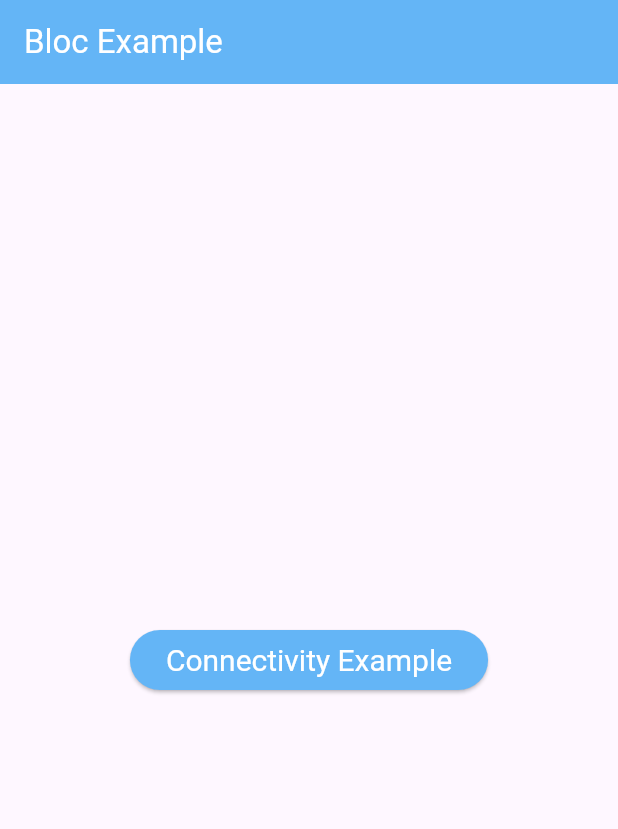
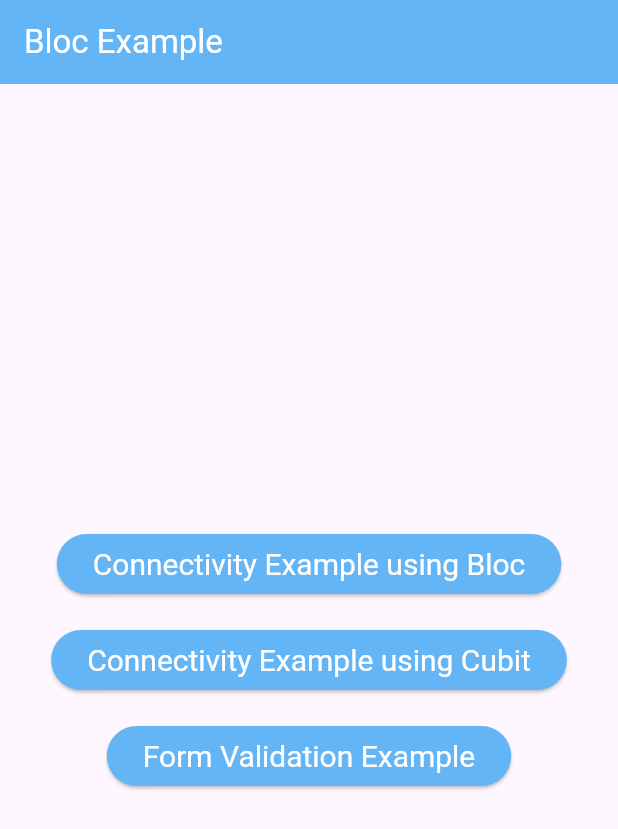
Before and after one commit to vidishaluhar/bloc_example, a Flutter app: the screen it shows after launch, on a phone screen of 412 x 824 dp. Shown: the top 829 px of the screen. Run offline on Flutter 3.47's test engine with Material 2 defaults, Android fonts, the phone set to English and light mode, and no system bars; our stand-ins replace connectivity_plus, flutter_bloc.

Commit message:
Completed : Connectivity Example using Bloc and Cubit in_progress : Form validation using Bloc

```diff
--- a/lib/Connectivity Example/bloc/internet_state.dart
+++ /dev/null
@@ -1,4 +0,0 @@
-abstract class InternetState {}
-class InternetInitialState extends InternetState {}
-class InternetLostState extends InternetState {}
-class InternetGainedState extends InternetState {}
--- a/lib/Connectivity Example/bloc/internet_bloc.dart
+++ b/lib/Connectivity_Example_Bloc/bloc/internet_bloc.dart
@@ -1,11 +1,12 @@
 import 'dart:async';
 
-import 'package:bloc_example/Connectivity%20Example/bloc/internet_event.dart';
-import 'package:bloc_example/Connectivity%20Example/bloc/internet_state.dart';
+import 'package:bloc_example/Connectivity_Example_Bloc/bloc/internet_state.dart';
 import 'package:connectivity_plus/connectivity_plus.dart';
 import 'package:flutter_bloc/flutter_bloc.dart';
 
-class InternetBloc extends Bloc<InternetEvent, InternetState> {
+import 'internet_event.dart';
+
+class InternetBloc extends Bloc<InternetEvent, InternetStateBloc> {
 
   Connectivity connectivity = Connectivity();
   StreamSubscription? connectivitySubscription;
@@ -17,6 +18,7 @@ class InternetBloc extends Bloc<InternetEvent, InternetState> {
     on<InternetGainedEvent>(
       (event, emit) => emit(InternetGainedState()),
     );
+
     connectivitySubscription =
         connectivity.onConnectivityChanged.listen((ConnectivityResult result) {
       if (result == ConnectivityResult.mobile ||
--- /dev/null
+++ b/lib/Connectivity_Example_Bloc/bloc/internet_state.dart
@@ -0,0 +1,4 @@
+abstract class InternetStateBloc {}
+class InternetInitialState extends InternetStateBloc {}
+class InternetLostState extends InternetStateBloc {}
+class InternetGainedState extends InternetStateBloc {}
--- /dev/null
+++ b/lib/Connectivity_Example_Cubit/cubit/internet_cubit.dart
@@ -0,0 +1,34 @@
+import 'dart:async';
+
+import 'package:connectivity_plus/connectivity_plus.dart';
+import 'package:flutter_bloc/flutter_bloc.dart';
+
+enum InternetStateCubit { initial, gained, lost }
+
+class InternetCubit extends Cubit<InternetStateCubit> {
+
+  Connectivity connectivity = Connectivity();
+  StreamSubscription? connectivitySubscription;
+
+  InternetCubit() : super(InternetStateCubit.initial) {
+    connectivitySubscription=connectivity.onConnectivityChanged.listen((result) {
+
+      if(result==ConnectivityResult.wifi || result==ConnectivityResult.mobile)
+        {
+          emit(InternetStateCubit.gained);
+        }
+      else
+        {
+          emit(InternetStateCubit.lost);
+        }
+
+    },);
+  }
+
+  @override
+  Future<void> close() {
+    connectivitySubscription?.cancel();
+    return super.close();
+  }
+
+}
--- /dev/null
+++ b/lib/Form_Validation_Bloc/bloc/sign_in_event.dart
@@ -0,0 +1,3 @@
+abstract class SignInEvent {}
+
+class SignInTextChangedEvent extends SignInEvent{}
--- a/lib/main.dart
+++ b/lib/main.dart
@@ -1,5 +1,8 @@
-import 'package:bloc_example/Connectivity%20Example/bloc/internet_bloc.dart';
-import 'package:bloc_example/Connectivity%20Example/connectivity_example.dart';
+import 'package:bloc_example/Connectivity_Example_Bloc/bloc/internet_bloc.dart';
+import 'package:bloc_example/Connectivity_Example_Bloc/connectivity_example_bloc.dart';
+import 'package:bloc_example/Connectivity_Example_Cubit/connectivity_example_cubit.dart';
+import 'package:bloc_example/Connectivity_Example_Cubit/cubit/internet_cubit.dart';
+import 'package:bloc_example/Form_Validation_Bloc/form_validation_example.dart';
 import 'package:flutter/material.dart';
 import 'package:flutter/services.dart';
 import 'package:flutter_bloc/flutter_bloc.dart';
@@ -13,10 +16,12 @@ class MyApp extends StatelessWidget {
 
   @override
   Widget build(BuildContext context) {
-    return BlocProvider(
-      create: (_) {
-        return InternetBloc();
-      },
+    return MultiBlocProvider(
+      providers: [
+        BlocProvider(create: (_) { return InternetBloc(); },),
+
+        BlocProvider(create: (_) { return InternetCubit(); },)
+      ],
       child: MaterialApp(
         title: 'Flutter Demo',
         theme: ThemeData(
@@ -25,7 +30,9 @@ class MyApp extends StatelessWidget {
         ),
         home: MyHomePage(),
         routes: {
-          '/ConnectivityExample': (context) => ConnectivityExample(),
+          '/ConnectivityExampleBloc': (context) => ConnectivityExampleBloc(),
+          '/ConnectivityExampleCubit': (context) => ConnectivityExampleCubit(),
+          '/FormValidationExample': (context) => FormValidationExample(),
         },
       ),
     );
@@ -54,7 +61,20 @@ class _MyHomePageState extends State<MyHomePage> {
       body: Center(
         child: Column(
           mainAxisAlignment: MainAxisAlignment.center,
-          children: [CustomElevatedButton(pathName: '/ConnectivityExample',text: 'Connectivity Example',)],
+          children: [
+            CustomElevatedButton(
+              pathName: '/ConnectivityExampleBloc',
+              text: 'Connectivity Example using Bloc',
+            ),
+            CustomElevatedButton(
+              pathName: '/ConnectivityExampleCubit',
+              text: 'Connectivity Example using Cubit',
+            ),
+            CustomElevatedButton(
+              pathName: '/FormValidationExample',
+              text: 'Form Validation Example',
+            ),
+          ],
         ),
       ),
     );
@@ -62,25 +82,28 @@ class _MyHomePageState extends State<MyHomePage> {
 }
 
 class CustomElevatedButton extends StatelessWidget {
-
   final String pathName;
   final String text;
 
   const CustomElevatedButton({
-    super.key, required this.pathName, required this.text,
+    super.key,
+    required this.pathName,
+    required this.text,
   });
 
   @override
   Widget build(BuildContext context) {
-    return ElevatedButton(
+    return Padding(
+      padding: const EdgeInsets.all(8.0),
+      child: ElevatedButton(
         onPressed: () {
-        Navigator.pushNamed(context,pathName);
+          Navigator.pushNamed(context, pathName);
         },
         child: Text(text),
         style: ElevatedButton.styleFrom(
             backgroundColor: Colors.blue.shade300,
             foregroundColor: Colors.white,
-        textStyle: TextStyle(fontSize: 20)
+            textStyle: TextStyle(fontSize: 20)),
       ),
     );
   }
```
Also changed, not shown: lib/Connectivity Example/connectivity_example.dart (deleted, +0 -42 lines), lib/Connectivity_Example_Bloc/connectivity_example_bloc.dart (added, +67 -0 lines), lib/Connectivity_Example_Cubit/connectivity_example_cubit.dart (added, +37 -0 lines), lib/Form_Validation_Bloc/form_validation_example.dart (added, +55 -0 lines), lib/Form_Validation_Bloc/sign_in_email.dart (added, +56 -0 lines), lib/Connectivity_Example_Bloc/bloc/internet_event.dart (renamed from lib/Connectivity Example/bloc/internet_event.dart), lib/Form_Validation_Bloc/bloc/sign_in_bloc.dart (added), lib/Form_Validation_Bloc/bloc/sign_in_state.dart (added), 1 other file. Lines whose indentation alone changed are shown as unchanged.
